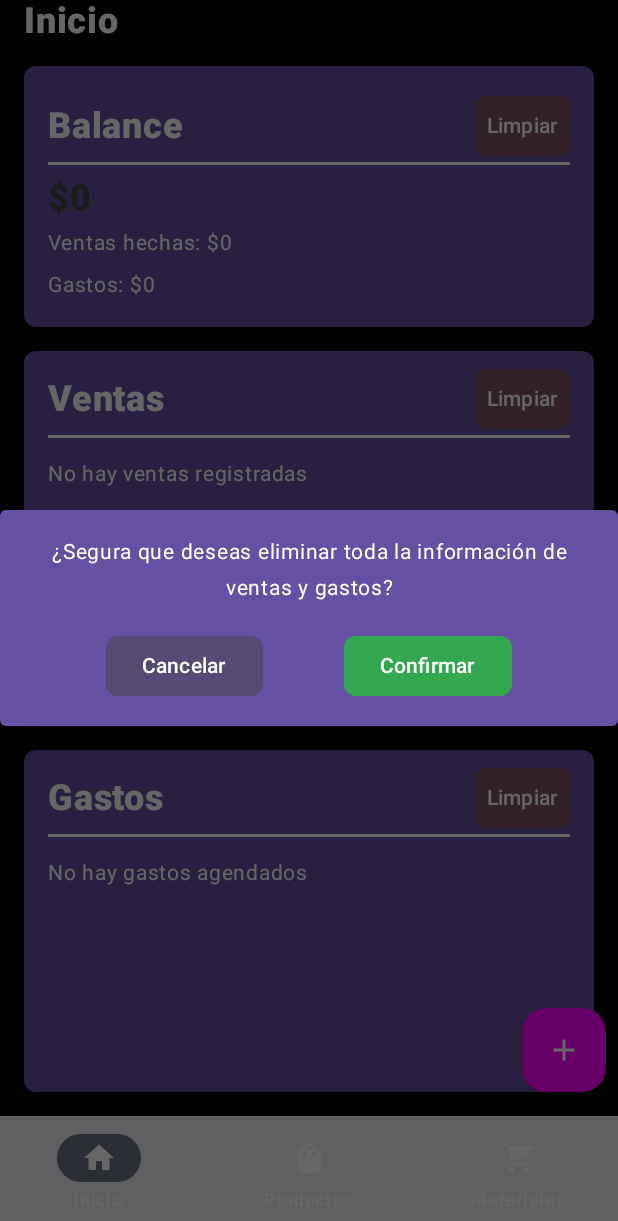
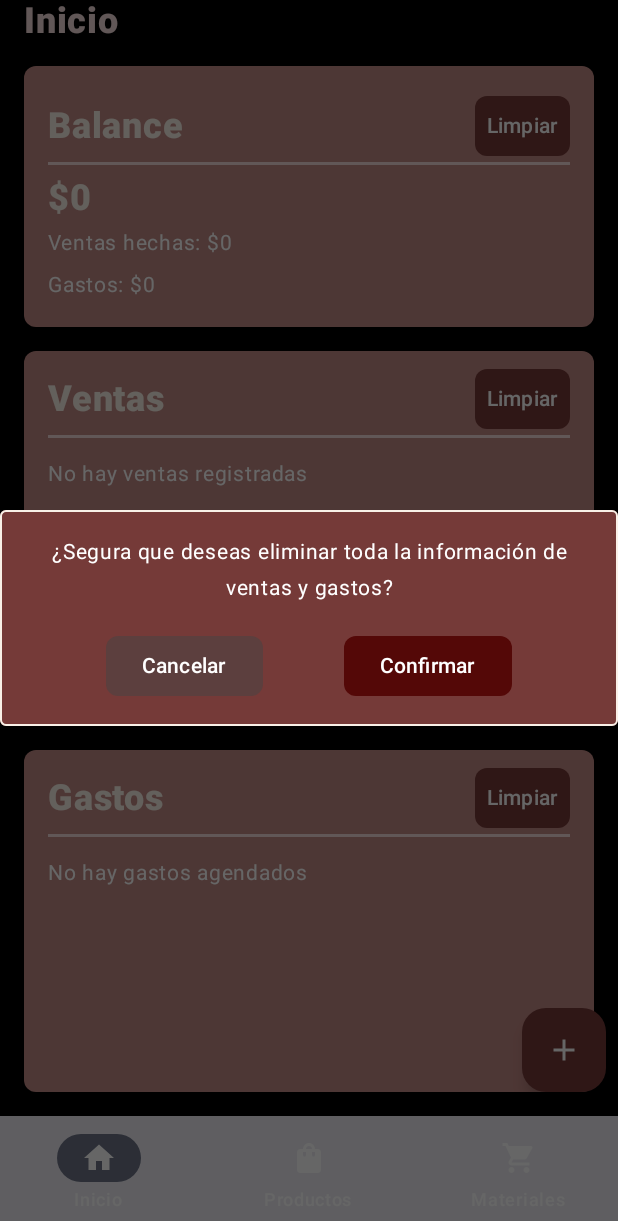
Before and after one commit to dnuccio80/JewerlyProducts, an Android app built with Jetpack Compose: the screen it shows after launch (MainActivity), after a tap on "Limpiar", on a phone screen of 412 x 824 dp. Shown: the top 1221 px of the screen. Run offline under Robolectric (Android 15) with nearby library versions, the phone set to English and light mode, and no system bars; our stand-ins replace Dagger/Hilt's generated code, Room's generated code.

Commit message:
- Added app colors. - Modified UI on HomeScreen

```diff
--- a/app/src/main/java/com/example/jewerlyproducts/ui/components/GenericComponents.kt
+++ b/app/src/main/java/com/example/jewerlyproducts/ui/components/GenericComponents.kt
@@ -1,5 +1,6 @@
 package com.example.jewerlyproducts.ui.components
 
+import androidx.compose.foundation.BorderStroke
 import androidx.compose.foundation.background
 import androidx.compose.foundation.clickable
 import androidx.compose.foundation.layout.Arrangement
@@ -26,6 +27,7 @@ import androidx.compose.material3.DropdownMenuItem
 import androidx.compose.material3.FloatingActionButton
 import androidx.compose.material3.HorizontalDivider
 import androidx.compose.material3.Icon
+import androidx.compose.material3.MenuItemColors
 import androidx.compose.material3.Text
 import androidx.compose.material3.TextField
 import androidx.compose.material3.TextFieldDefaults
@@ -47,8 +49,13 @@ import androidx.compose.ui.window.Dialog
 import com.example.jewerlyproducts.ui.dataclasses.MaterialsDataClass
 import com.example.jewerlyproducts.ui.dataclasses.MaterialsSaver
 import com.example.jewerlyproducts.ui.dataclasses.ProductsDataClass
+import com.example.jewerlyproducts.ui.theme.AccentColor
+import com.example.jewerlyproducts.ui.theme.LightBrown
+import com.example.jewerlyproducts.ui.theme.MainGreen
+import com.example.jewerlyproducts.ui.theme.MainLight
 import com.example.jewerlyproducts.ui.theme.Purple40
 import com.example.jewerlyproducts.ui.theme.Purple80
+import com.example.jewerlyproducts.ui.theme.RudeRed
 
 @Composable
 fun FirstTitleItem(text: String, color: Color = Color.White) {
@@ -109,7 +116,7 @@ fun FloatingButton(innerPadding: PaddingValues, onClick: () -> Unit) {
 fun AcceptDeclineButtons(
     acceptText: String,
     declineText: String,
-    acceptColor:Color = Color.Green.copy(alpha = .5f),
+    acceptColor:Color = MainGreen,
     declineColor:Color = Color.DarkGray.copy(alpha = .5f),
     onAccept: () -> Unit,
     onDecline: () -> Unit,
@@ -152,8 +159,9 @@ fun ConfirmDialog(show: Boolean, text: String, onAccept: () -> Unit, onDismiss:
     ) {
         Card(
             shape = RoundedCornerShape(4.dp), colors = CardDefaults.cardColors(
-                containerColor = Purple40
-            )
+                containerColor = AccentColor
+            ),
+            border = BorderStroke(1.dp, MainLight)
         ) {
             Column(
                 verticalArrangement = Arrangement.spacedBy(16.dp),
@@ -164,6 +172,7 @@ fun ConfirmDialog(show: Boolean, text: String, onAccept: () -> Unit, onDismiss:
                 AcceptDeclineButtons(
                     acceptText = "Confirmar",
                     declineText = "Cancelar",
+                    acceptColor = RudeRed,
                     onAccept = { onAccept() },
                     onDecline = { onDismiss() },
                 )
@@ -303,7 +312,7 @@ fun TextFieldWithDropdownMenu(
             showMenu,
             scrollState = rememberScrollState(),
             onDismissRequest = { showMenu = false },
-            containerColor = Purple80,
+            containerColor = LightBrown,
             modifier = Modifier.heightIn(min = 60.dp, max = 150.dp)
         ) {
             itemList.forEach {
@@ -314,7 +323,7 @@ fun TextFieldWithDropdownMenu(
                             onClick = {
                                 onValueChange(it)
                                 showMenu = false
-                            }
+                            },
                         )
                     }
 
--- a/app/src/main/java/com/example/jewerlyproducts/ui/screens/home/HomeScreen.kt
+++ b/app/src/main/java/com/example/jewerlyproducts/ui/screens/home/HomeScreen.kt
@@ -1,5 +1,6 @@
 package com.example.jewerlyproducts.ui.screens.home
 
+import androidx.compose.foundation.BorderStroke
 import androidx.compose.foundation.background
 import androidx.compose.foundation.clickable
 import androidx.compose.foundation.layout.Arrangement
@@ -19,7 +20,6 @@ import androidx.compose.foundation.verticalScroll
 import androidx.compose.material.icons.Icons
 import androidx.compose.material.icons.filled.Add
 import androidx.compose.material.icons.filled.ArrowDropDown
-import androidx.compose.material3.Button
 import androidx.compose.material3.Card
 import androidx.compose.material3.CardDefaults
 import androidx.compose.material3.DropdownMenu
@@ -46,7 +46,6 @@ import androidx.compose.ui.unit.DpOffset
 import androidx.compose.ui.unit.dp
 import androidx.compose.ui.window.Dialog
 import androidx.hilt.navigation.compose.hiltViewModel
-import com.example.jewerlyproducts.data.expenses.ExpensesRepository
 import com.example.jewerlyproducts.ui.components.AcceptDeclineButtons
 import com.example.jewerlyproducts.ui.components.BodyText
 import com.example.jewerlyproducts.ui.components.ConfirmDialog
@@ -54,7 +53,6 @@ import com.example.jewerlyproducts.ui.components.FirstTitleItem
 import com.example.jewerlyproducts.ui.components.NumericTextField
 import com.example.jewerlyproducts.ui.components.ScreenBackgroundComponent
 import com.example.jewerlyproducts.ui.components.SecondTitleItem
-import com.example.jewerlyproducts.ui.components.SimpleButtonText
 import com.example.jewerlyproducts.ui.components.SingleLineTextFieldItem
 import com.example.jewerlyproducts.ui.components.SmallButtonText
 import com.example.jewerlyproducts.ui.components.TextFieldWithDropdownMenu
@@ -62,8 +60,15 @@ import com.example.jewerlyproducts.ui.dataclasses.ExpenseDataClass
 import com.example.jewerlyproducts.ui.dataclasses.ProductSaver
 import com.example.jewerlyproducts.ui.dataclasses.ProductsDataClass
 import com.example.jewerlyproducts.ui.dataclasses.SellDataClass
-import com.example.jewerlyproducts.ui.theme.Pink40
+import com.example.jewerlyproducts.ui.theme.AccentColor
+import com.example.jewerlyproducts.ui.theme.BackAccentColor
+import com.example.jewerlyproducts.ui.theme.LightBrown
+import com.example.jewerlyproducts.ui.theme.MainColor
+import com.example.jewerlyproducts.ui.theme.MainGreen
+import com.example.jewerlyproducts.ui.theme.MainLight
 import com.example.jewerlyproducts.ui.theme.Purple40
+import com.example.jewerlyproducts.ui.theme.RudeRed
+import com.example.jewerlyproducts.ui.theme.SecondLight
 import java.text.NumberFormat
 import java.util.Locale
 
@@ -96,7 +101,7 @@ fun HomeScreen(innerPadding: PaddingValues, viewModel: HomeViewModel = hiltViewM
     }
 
     ScreenBackgroundComponent(innerPadding) {
-        FirstTitleItem("Inicio")
+        FirstTitleItem("Inicio", color = SecondLight)
         BalanceCardItem(totalSells, totalExpenses) {
             showClearBalanceDialog = true
         }
@@ -131,7 +136,6 @@ fun HomeScreen(innerPadding: PaddingValues, viewModel: HomeViewModel = hiltViewM
     }
     DialogWithListAndQuantitySell(
         show = showSellDialog,
-        title = "Agregar Venta",
         itemList = productList,
         quantitySell = quantitySell,
         onQuantitySellChange = {
@@ -214,9 +218,10 @@ fun ExpensesDialog(
     ) {
         Card(
             colors = CardDefaults.cardColors(
-                containerColor = Purple40
+                containerColor = AccentColor
             ),
-            shape = RoundedCornerShape(4.dp)
+            shape = RoundedCornerShape(4.dp),
+            border = BorderStroke(1.dp, MainColor)
         ) {
             Column(
                 modifier = Modifier.padding(16.dp),
@@ -224,7 +229,7 @@ fun ExpensesDialog(
             ) {
                 Column {
                     SecondTitleItem("Agregar Gasto")
-                    HorizontalDivider(thickness = 2.dp, color = Color.White)
+                    HorizontalDivider(thickness = 2.dp, color = MainLight)
                 }
                 SingleLineTextFieldItem(
                     value = description,
@@ -271,9 +276,10 @@ fun ExpensesDialogEdit(
     ) {
         Card(
             colors = CardDefaults.cardColors(
-                containerColor = Purple40
+                containerColor = AccentColor
             ),
-            shape = RoundedCornerShape(4.dp)
+            shape = RoundedCornerShape(4.dp),
+            border = BorderStroke(1.dp, MainLight)
         ) {
             Column(
                 modifier = Modifier.padding(16.dp),
@@ -281,7 +287,7 @@ fun ExpensesDialogEdit(
             ) {
                 Column {
                     SecondTitleItem("Modificar Gasto")
-                    HorizontalDivider(thickness = 2.dp, color = Color.White)
+                    HorizontalDivider(thickness = 2.dp, color = SecondLight)
                 }
                 SingleLineTextFieldItem(
                     value = description,
@@ -296,7 +302,7 @@ fun ExpensesDialogEdit(
                 AcceptDeclineButtons(
                     acceptText = "Modificar",
                     declineText = "Borrar",
-                    declineColor = Color.Red.copy(alpha = .6f),
+                    declineColor = RudeRed,
                     onAccept = {
                         onModifyExpense(
                             ExpenseDataClass(
@@ -331,7 +337,7 @@ fun HomeFabItem(
             bottom = innerPadding.calculateBottomPadding() + 16.dp,
             end = 8.dp
         ),
-        containerColor = Color.Magenta,
+        containerColor = AccentColor,
         contentColor = Color.White
 
     ) {
@@ -362,7 +368,7 @@ fun DropdownMenuHomeItem(
         expanded = expandedValue,
         onDismissRequest = { onDismiss() },
         offset = DpOffset((-34).dp, 0.dp),
-        modifier = Modifier.background(Color.Magenta)
+        modifier = Modifier.background(AccentColor)
     ) {
         DropdownMenuItem(
             text = { Text("Agregar venta") },
@@ -395,7 +401,7 @@ private fun ExpensesCardItem(
             .height(250.dp),
         shape = RoundedCornerShape(8.dp),
         colors = CardDefaults.cardColors(
-            containerColor = Purple40
+            containerColor = MainColor
         )
     ) {
         Column(
@@ -408,18 +414,18 @@ private fun ExpensesCardItem(
                 verticalAlignment = Alignment.CenterVertically,
                 horizontalArrangement = Arrangement.SpaceBetween
             ) {
-                FirstTitleItem("Gastos")
+                FirstTitleItem("Gastos", color = MainLight)
 
                 SmallButtonText(
                     text = "Limpiar",
-                    color = Pink40,
+                    color = AccentColor,
                     onClick = { onClearExpenses() }
                 )
             }
             HorizontalDivider(
                 Modifier.fillMaxWidth(),
                 thickness = 2.dp,
-                color = Color.White
+                color = SecondLight
             )
             Spacer(Modifier.size(4.dp))
         }
@@ -506,7 +512,7 @@ private fun SellsCardItem(
             .height(250.dp),
         shape = RoundedCornerShape(8.dp),
         colors = CardDefaults.cardColors(
-            containerColor = Purple40
+            containerColor = MainColor
         )
     ) {
         Column(
@@ -519,17 +525,17 @@ private fun SellsCardItem(
                 verticalAlignment = Alignment.CenterVertically,
                 horizontalArrangement = Arrangement.SpaceBetween
             ) {
-                FirstTitleItem("Ventas")
+                FirstTitleItem("Ventas", color = MainLight)
                 SmallButtonText(
                     text = "Limpiar",
-                    color = Pink40,
+                    color = AccentColor,
                     onClick = { onClearSell() }
                 )
             }
             HorizontalDivider(
                 Modifier.fillMaxWidth(),
                 thickness = 2.dp,
-                color = Color.White
+                color = SecondLight
             )
             Spacer(Modifier.size(4.dp))
         }
@@ -584,6 +590,7 @@ private fun SellsCardItem(
             onAccept = {
                 onDelete(sellId)
                 showConfirmDeleteDialog = false
+                showEditSell = false
             },
             onDismiss = {
                 showConfirmDeleteDialog = false
@@ -608,8 +615,9 @@ fun BalanceCardItem(totalSells: Int, totalExpenses: Int, onClearBalance: () -> U
                 .fillMaxWidth(),
             shape = RoundedCornerShape(8.dp),
             colors = CardDefaults.cardColors(
-                containerColor = Purple40
-            )
+                containerColor = MainColor
+            ),
+
         ) {
 
 
@@ -625,17 +633,17 @@ fun BalanceCardItem(totalSells: Int, totalExpenses: Int, onClearBalance: () -> U
                         verticalAlignment = Alignment.CenterVertically,
                         horizontalArrangement = Arrangement.SpaceBetween
                     ) {
-                        FirstTitleItem("Balance")
+                        FirstTitleItem("Balance", color = MainLight)
                         SmallButtonText(
                             text = "Limpiar",
-                            color = Pink40,
+                            color = AccentColor,
                             onClick = { onClearBalance() }
                         )
                     }
                     HorizontalDivider(
                         Modifier.fillMaxWidth(),
                         thickness = 2.dp,
-                        color = Color.White
+                        color = SecondLight
                     )
                     Spacer(Modifier.size(4.dp))
                 }
@@ -692,7 +700,6 @@ private fun getSellValue(sellValue: Int, quantity: Int): Int = sellValue * quant
 @Composable
 private fun DialogWithListAndQuantitySell(
     show: Boolean,
-    title: String,
     itemList: List<ProductsDataClass>,
     quantitySell: String,
     onQuantitySellChange: (String) -> Unit,
@@ -717,20 +724,21 @@ private fun DialogWithListAndQuantitySell(
     ) {
         Card(
             colors = CardDefaults.cardColors(
-                containerColor = Purple40
+                containerColor = AccentColor
             ),
             shape = RoundedCornerShape(4.dp),
             modifier = Modifier
                 .fillMaxWidth()
-                .padding(16.dp)
+                .padding(16.dp),
+            border = BorderStroke(1.dp, MainLight)
         ) {
             Column(
                 modifier = Modifier.padding(16.dp),
                 verticalArrangement = Arrangement.spacedBy(16.dp)
             ) {
                 Column {
-                    SecondTitleItem(title)
-                    HorizontalDivider(thickness = 2.dp, color = Color.White)
+                    SecondTitleItem("Agregar venta")
+                    HorizontalDivider(thickness = 2.dp, color = SecondLight)
                 }
                 TextFieldWithDropdownMenu(itemList, "Seleccionar..", articleName) { item ->
                     when (item) {
@@ -747,6 +755,7 @@ private fun DialogWithListAndQuantitySell(
                 AcceptDeclineButtons(
                     acceptText = "Agregar",
                     declineText = "Cancelar",
+                    acceptColor = MainGreen,
                     onAccept = {
                         onAccept(productSelected.value, quantitySell.toInt())
                         onDismiss()
@@ -778,12 +787,13 @@ private fun DialogWithListAndQuantitySellEdit(
     ) {
         Card(
             colors = CardDefaults.cardColors(
-                containerColor = Purple40
+                containerColor = AccentColor
             ),
             shape = RoundedCornerShape(4.dp),
             modifier = Modifier
                 .fillMaxWidth()
-                .padding(16.dp)
+                .padding(16.dp),
+            border = BorderStroke(1.dp, MainLight)
         ) {
             Column(
                 modifier = Modifier.padding(16.dp),
@@ -791,7 +801,7 @@ private fun DialogWithListAndQuantitySellEdit(
             ) {
                 Column {
                     SecondTitleItem("Modificar Venta")
-                    HorizontalDivider(thickness = 2.dp, color = Color.White)
+                    HorizontalDivider(thickness = 2.dp, color = SecondLight)
                 }
                 TextField(
                     value = articleName,
@@ -818,7 +828,8 @@ private fun DialogWithListAndQuantitySellEdit(
                 AcceptDeclineButtons(
                     acceptText = "Modificar",
                     declineText = "Borrar",
-                    declineColor = Color.Red.copy(alpha = .6f),
+                    declineColor = RudeRed,
+                    acceptColor = MainGreen,
                     onAccept = {
                         onAccept(item, quantitySell.toInt())
                         onDismiss()
@@ -843,8 +854,8 @@ fun formatToPrice(number: Int): String {
 
 fun getBalanceColor(balance: Int): Color {
     return if (balance > 0) {
-        Color.Green
+        MainLight
     } else if (balance < 0) {
-        Color.Red
-    } else Color.DarkGray
+        RudeRed
+    } else MainLight
 }
--- a/app/src/main/java/com/example/jewerlyproducts/ui/theme/Color.kt
+++ b/app/src/main/java/com/example/jewerlyproducts/ui/theme/Color.kt
@@ -9,3 +9,13 @@ val Pink80 = Color(0xFFEFB8C8)
 val Purple40 = Color(0xFF6650a4)
 val PurpleGrey40 = Color(0xFF625b71)
 val Pink40 = Color(0xFF7D5260)
+
+// App Colors
+val LightBrown = Color(0xFFE6C7A8)
+val MainLight = Color(0xFFF9F0E7)
+val SecondLight = Color(0xFFF3DBDB)
+val MainColor = Color(0xFFC28984)
+val AccentColor = Color(0xFF753A38)
+val BackAccentColor = Color(0xFF441716)
+val RudeRed = Color(0xFF540807)
+val MainGreen = Color(0xFF397A29)
```
